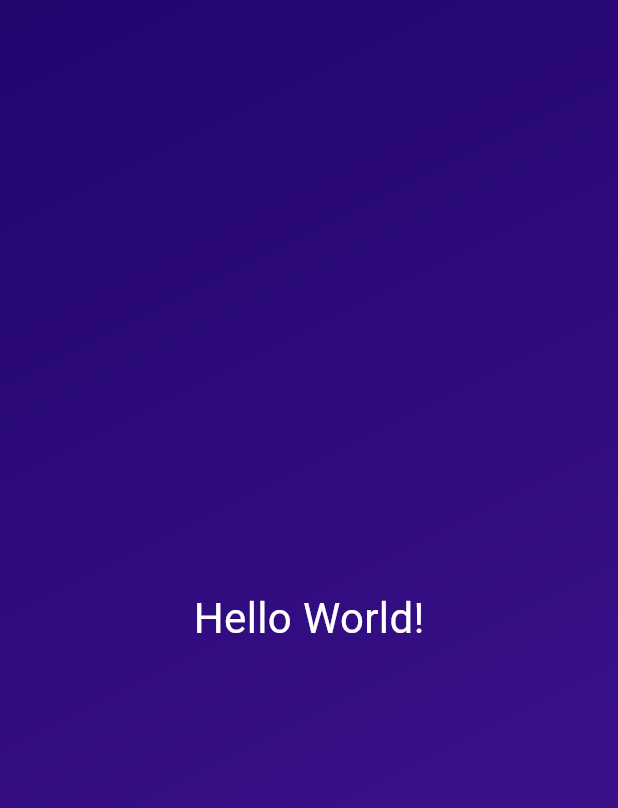
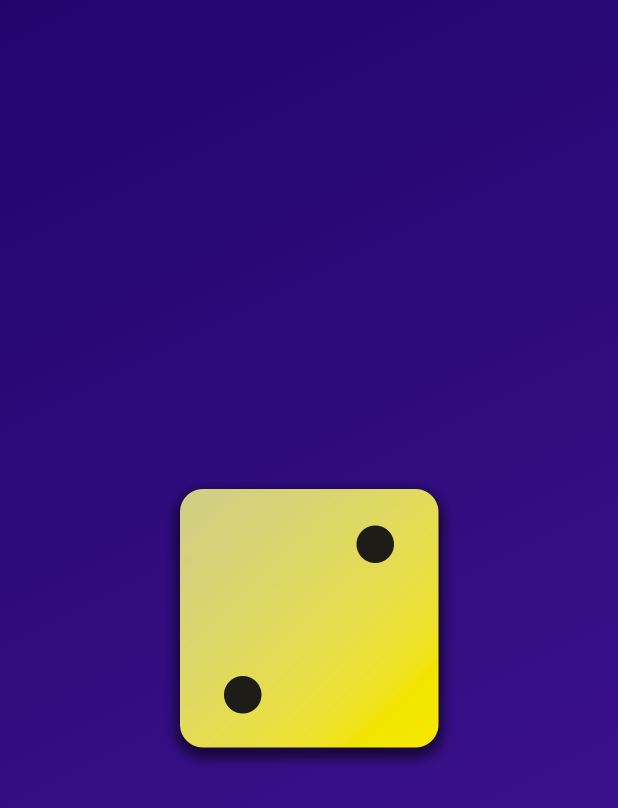
Before and after one commit to elvan/roll_dice_app_flutter, a Flutter app: the screen it shows after launch, on a phone screen of 412 x 824 dp. Shown: the top 808 px of the screen. Run offline on Flutter 3.47's test engine with Material 3 defaults, Android fonts, the phone set to English and light mode, and no system bars.

Commit message:
Add dice images and update GradientContainer
- Add dice image assets (dice-1.png to dice-6.png) to project
- Update pubspec.yaml to include new dice images in assets
- Remove StyledText widget from GradientContainer
- Introduce Image.asset to display dice-2.png in GradientContainer
- Add GradientContainer.purple constructor for default purple gradient
- Enable dynamic image display within GradientContainer

```diff
--- a/lib/gradient_container.dart
+++ b/lib/gradient_container.dart
@@ -1,11 +1,14 @@
 import 'package:flutter/material.dart';
-import 'package:roll_dice/styled_text.dart';
 
 const startAlignment = Alignment.topLeft;
 const endAlignment = Alignment.bottomRight;
 
 class GradientContainer extends StatelessWidget {
   const GradientContainer(this.color1, this.color2, {super.key});
+
+  const GradientContainer.purple({super.key})
+      : color1 = Colors.deepPurple,
+        color2 = Colors.indigo;
 
   final Color color1;
   final Color color2;
@@ -20,8 +23,11 @@ class GradientContainer extends StatelessWidget {
           end: endAlignment,
         ),
       ),
-      child: const Center(
-        child: StyledText('Hello World!'),
+      child: Center(
+        child: Image.asset(
+          'assets/images/dice-2.png',
+          width: 200,
+        ),
       ),
     );
   }
```
Also changed, not shown: pubspec.yaml (+7 -3 lines), assets/images/dice-1.png (added), assets/images/dice-2.png (added), assets/images/dice-3.png (added), assets/images/dice-4.png (added), assets/images/dice-5.png (added), assets/images/dice-6.png (added).
